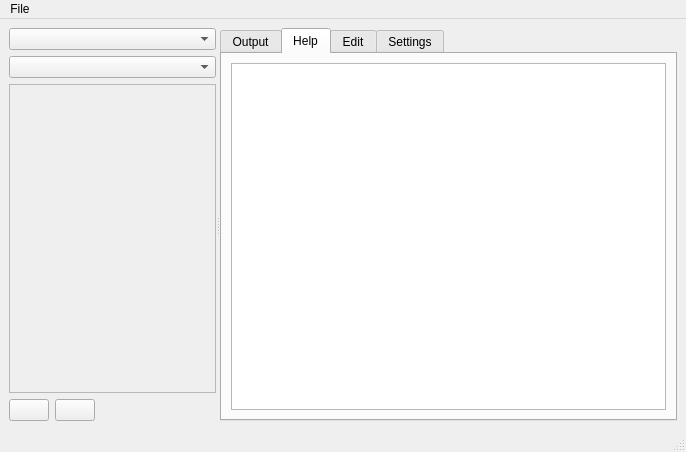
Above: MainWindow.ui from jplozf/Quish before the change. Below: the same form after it.
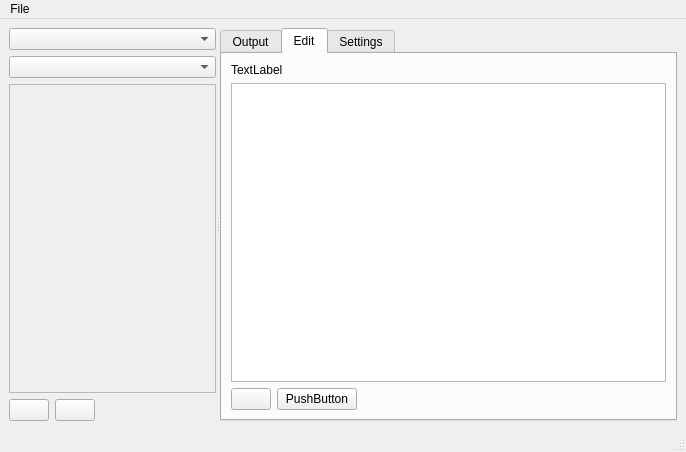
That is the form after the change. The open tabs and pages were chosen to show the change. Icons and pictures are not drawn.

The edit to the form file:
```diff
--- a/MainWindow.ui
+++ b/MainWindow.ui
@@ -171,20 +171,6 @@
             </item>
            </layout>
           </widget>
-          <widget class="QWidget" name="tabHelp">
-           <attribute name="title">
-            <string>Help</string>
-           </attribute>
-           <layout class="QGridLayout" name="gridLayout_6">
-            <item row="0" column="0">
-             <layout class="QVBoxLayout" name="verticalLayout_4">
-              <item>
-               <widget class="QTextEdit" name="txtHelp"/>
-              </item>
-             </layout>
-            </item>
-           </layout>
-          </widget>
           <widget class="QWidget" name="tabEdit">
            <attribute name="title">
             <string>Edit</string>
```
Left out of the diff: 2 changed lines with no effect on the pictures.
